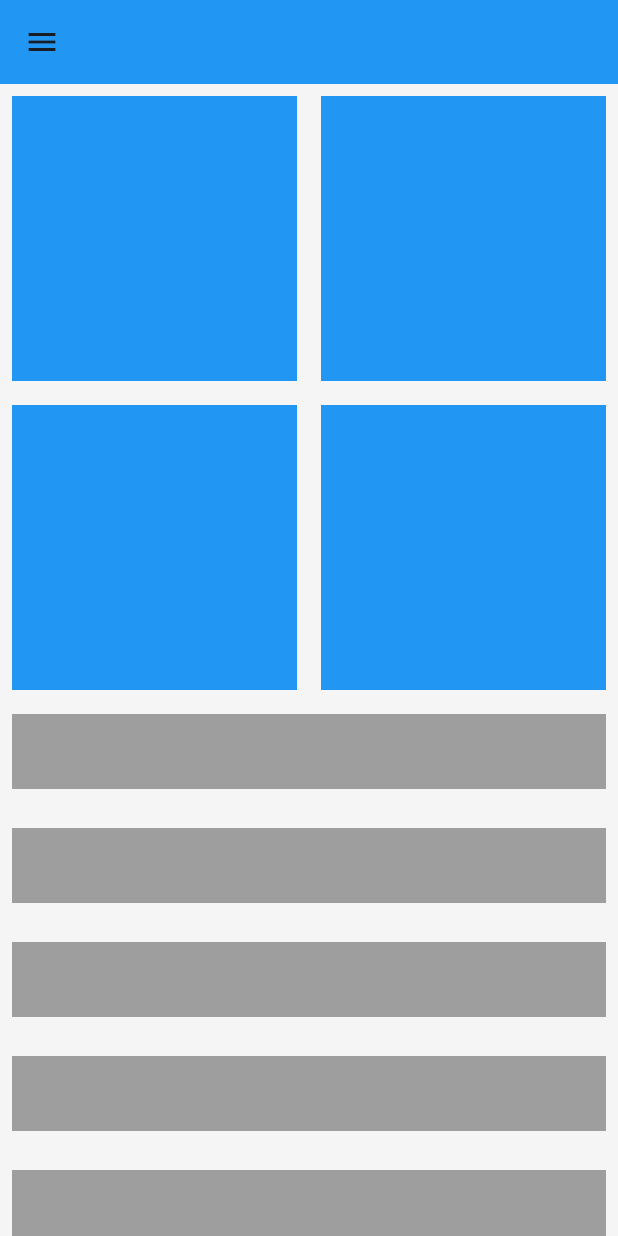
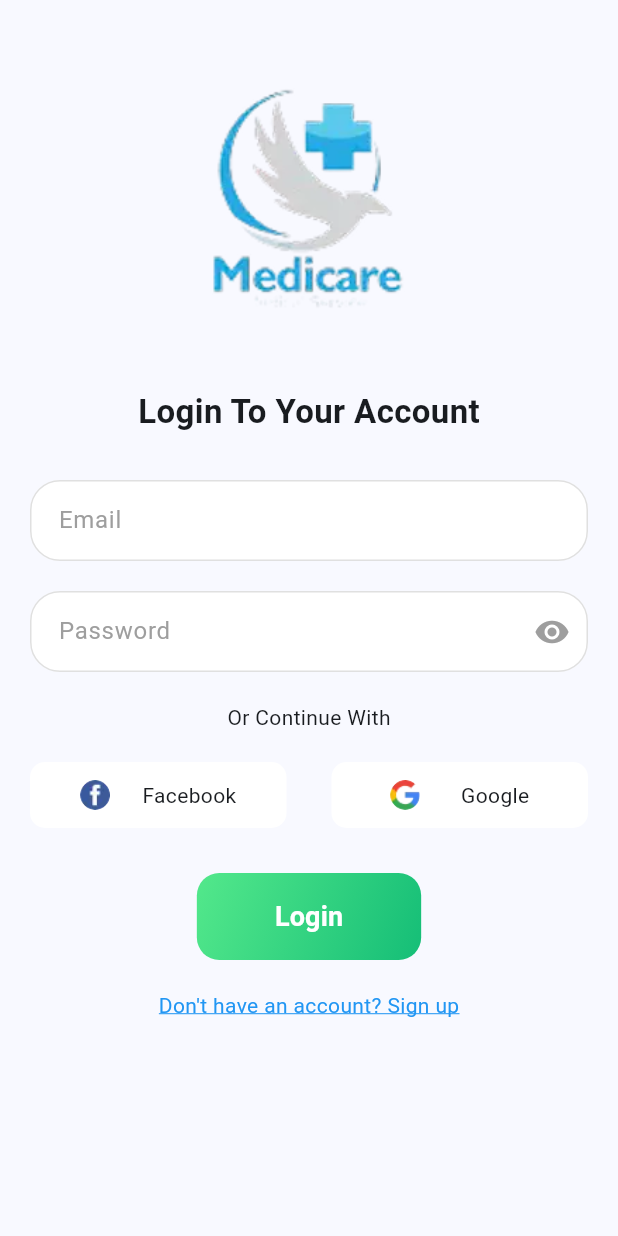
Before and after one commit to Mmust-Ihub/MediCare, a Flutter app: the screen it shows after launch, on a phone screen of 412 x 824 dp. Run offline on Flutter 3.47's test engine with Material 3 defaults, Android fonts, the phone set to English and light mode, and no system bars; drawn by our look-alikes of loader_overlay; our stand-ins replace fl_chart, syncfusion_flutter_charts.

Commit message:
dummy auth working

```diff
--- /dev/null
+++ b/frontend/devtools_options.yaml
@@ -0,0 +1,3 @@
+description: This file stores settings for Dart & Flutter DevTools.
+documentation: https://docs.flutter.dev/tools/devtools/extensions#configure-extension-enablement-states
+extensions:
--- /dev/null
+++ b/frontend/lib/components/input.dart
@@ -0,0 +1,73 @@
+import 'package:flutter/material.dart';
+
+class InputComponent extends StatefulWidget {
+  final bool? isObscured;
+  final String hintText;
+  final Widget? prefixIcon;
+  final bool? isPassword;
+  final TextInputType? keyboardType;
+  final TextEditingController controller;
+  const InputComponent(
+      {super.key,
+      this.isObscured,
+      required this.hintText,
+      required this.controller,
+      this.prefixIcon,
+      this.keyboardType,
+      this.isPassword});
+
+  @override
+  State<InputComponent> createState() => _InputComponentState();
+}
+
+class _InputComponentState extends State<InputComponent> {
+  late bool isObscured;
+  late bool isPassword;
+
+  @override
+  void initState() {
+    super.initState();
+    isObscured = widget.isPassword ?? false;
+    isPassword = widget.isPassword ?? false;
+  }
+
+
+
+  @override
+  Widget build(BuildContext context) {
+    return TextField(
+      controller:widget.controller,
+      keyboardType: widget.keyboardType ?? TextInputType.text,
+      obscureText: isObscured,
+      decoration: InputDecoration(
+          prefixIcon: widget.prefixIcon,
+          contentPadding: const EdgeInsets.all(15),
+          hintText: widget.hintText,
+          hintStyle: TextStyle(
+            color: Colors.grey.shade500,
+            fontSize: 16,
+          ),
+          filled: true,
+          fillColor: Colors.white,
+          enabledBorder: OutlineInputBorder(
+              borderSide: BorderSide(color: Colors.grey.shade300),
+              borderRadius: const BorderRadius.all(Radius.circular(20))),
+          focusedBorder: const OutlineInputBorder(
+            borderRadius: BorderRadius.all(Radius.circular(20)),
+            borderSide: BorderSide(color: Colors.blue),
+          ),
+          suffixIcon: isPassword
+              ? GestureDetector(
+                  onTap: () {
+                    setState(() {
+                      isObscured = !isObscured;
+                    });
+                  },
+                  child: isObscured
+                      ? Icon(Icons.visibility, color: Colors.grey.shade500)
+                      : Icon(Icons.visibility_off, color: Colors.grey.shade500),
+                )
+              : null),
+    );
+  }
+}
--- /dev/null
+++ b/frontend/lib/components/login_page.dart
@@ -0,0 +1,214 @@
+// ignore_for_file: use_build_context_synchronously
+
+import 'package:flutter/material.dart';
+import 'package:loader_overlay/loader_overlay.dart';
+import 'package:medicare/components/input.dart';
+import 'package:medicare/layout/hospital/hospital.dart';
+import 'package:medicare/layout/patient/patient.dart';
+import 'package:medicare/provider/providers.dart';
+import 'package:provider/provider.dart';
+
+class LoginPage extends StatefulWidget {
+  const LoginPage({super.key});
+
+  @override
+  State<LoginPage> createState() => _LoginPageState();
+}
+
+class _LoginPageState extends State<LoginPage> {
+  final TextEditingController email = TextEditingController();
+  final TextEditingController password = TextEditingController();
+  bool isObscured = true;
+  @override
+  Widget build(BuildContext context) {
+    return LoaderOverlay(
+      overlayColor: Colors.blue.withOpacity(0.1),
+      child: Consumer<Providers>(
+        builder: (BuildContext context, Providers value, Widget? child) {
+          value.isLoading
+              ? context.loaderOverlay.show()
+              : context.loaderOverlay.hide();
+
+          final Providers provider = context.read<Providers>();
+
+          return Padding(
+            padding: const EdgeInsets.all(20),
+            child: Column(children: [
+              SizedBox(
+                width: double.infinity,
+                height: 270,
+                child: Column(
+                    mainAxisAlignment: MainAxisAlignment.spaceBetween,
+                    children: [
+                      Container(
+                        height: 215,
+                        width: 200,
+                        decoration: const BoxDecoration(
+                          image: DecorationImage(
+                            image: AssetImage('assets/images/logo.webp'),
+                            fit: BoxFit.cover,
+                          ),
+                        ),
+                      ),
+                      const Text(
+                        "Login To Your Account",
+                        style: TextStyle(
+                          fontSize: 22,
+                          fontWeight: FontWeight.bold,
+                        ),
+                      )
+                    ]),
+              ),
+              const SizedBox(height: 30),
+              InputComponent(
+                hintText: 'Email',
+                controller: email,
+              ),
+              const SizedBox(height: 20),
+              InputComponent(
+                hintText: 'Password',
+                isPassword: true,
+                controller: password,
+              ),
+              const SizedBox(height: 20),
+              const Row(
+                mainAxisAlignment: MainAxisAlignment.spaceAround,
+                children: [
+                  Divider(
+                    thickness: 2,
+                    color: Colors.black,
+                    height: 5,
+                  ),
+                  Text('Or Continue With'),
+                  Divider(
+                    thickness: 2,
+                    color: Colors.black,
+                    height: 5,
+                  ),
+                ],
+              ),
+              const SizedBox(height: 20),
+              Row(
+                children: [
+                  Expanded(
+                    child: Container(
+                      padding: const EdgeInsets.all(12.0),
+                      decoration: const BoxDecoration(
+                        color: Colors.white,
+                        borderRadius: BorderRadius.all(Radius.circular(10)),
+                      ),
+                      child: Row(
+                          mainAxisAlignment: MainAxisAlignment.spaceEvenly,
+                          children: [
+                            Container(
+                              height: 20,
+                              width: 20,
+                              decoration: const BoxDecoration(
+                                shape: BoxShape.circle,
+                                image: DecorationImage(
+                                  image:
+                                      AssetImage('assets/images/facebook.webp'),
+                                  fit: BoxFit.cover,
+                                ),
+                              ),
+                            ),
+                            const Text("Facebook")
+                          ]),
+                    ),
+                  ),
+                  const SizedBox(width: 30),
+                  Expanded(
+                    child: Container(
+                      padding: const EdgeInsets.all(12.0),
+                      decoration: const BoxDecoration(
+                        color: Colors.white,
+                        borderRadius: BorderRadius.all(Radius.circular(10)),
+                      ),
+                      child: Row(
+                          mainAxisAlignment: MainAxisAlignment.spaceEvenly,
+                          children: [
+                            Container(
+                              height: 20,
+                              width: 20,
+                              decoration: const BoxDecoration(
+                                shape: BoxShape.circle,
+                                image: DecorationImage(
+                                  image:
+                                      AssetImage('assets/images/google.webp'),
+                                  fit: BoxFit.cover,
+                                ),
+                              ),
+                            ),
+                            const Text("Google")
+                          ]),
+                    ),
+                  ),
+                ],
+              ),
+              const SizedBox(height: 30),
+              Container(
+                padding:
+                    const EdgeInsets.symmetric(horizontal: 40.0, vertical: 5),
+                decoration: const BoxDecoration(
+                  borderRadius: BorderRadius.all(Radius.circular(15)),
+                  gradient: LinearGradient(
+                    begin: Alignment.topLeft,
+                    end: Alignment.bottomRight,
+                    colors: [
+                      Color(0xFF53E88B),
+                      Color(0xFF15BE77),
+                    ],
+                  ),
+                ),
+                child: TextButton(
+                  onPressed: () async {
+                    if (email.text.trim().isEmpty ||
+                        password.text.trim().isEmpty) return;
+                    UserType? usertype = await provider.auth(email.text);
+
+                    if (usertype == null) return;
+
+                    if (usertype == UserType.hospital) {
+                      Navigator.of(context).pushReplacement(
+                        MaterialPageRoute(
+                            builder: (context) => const Hospital()),
+                      );
+                    } else if (usertype == UserType.patient) {
+                      Navigator.of(context).pushReplacement(
+                        MaterialPageRoute(
+                            builder: (context) => const Patient()),
+                      );
+                    }
+                  },
+                  child: const Text(
+                    "Login",
+                    style: TextStyle(
+                        color: Colors.white,
+                        fontSize: 18,
+                        fontWeight: FontWeight.bold),
+                  ),
+                ),
+              ),
+              const SizedBox(height: 20),
+              GestureDetector(
+                onTap: () {
+                  // Navigator.of(context).pushReplacement(MaterialPageRoute(
+                  //     maintainState: false,
+                  //     builder: (context) => const SignupPage()));
+                },
+                child: const Text(
+                  "Don't have an account? Sign up",
+                  style: TextStyle(
+                    color: Colors.blue,
+                    decoration: TextDecoration.underline,
+                    decorationColor: Colors.blue,
+                  ),
+                ),
+              ),
+            ]),
+          );
+        },
+      ),
+    );
+  }
+}
--- /dev/null
+++ b/frontend/lib/layout/hospital/hospital.dart
@@ -0,0 +1,22 @@
+import 'package:flutter/material.dart';
+import 'package:medicare/layout/hospital/desktop_scaffold.dart';
+import 'package:medicare/layout/hospital/hospital_responsive_layout.dart';
+import 'package:medicare/layout/hospital/mobile_scaffold.dart';
+import 'package:medicare/layout/hospital/tablet_scaffold.dart';
+
+class Hospital extends StatefulWidget {
+  const Hospital({super.key});
+
+  @override
+  State<Hospital> createState() => _HospitalState();
+}
+
+class _HospitalState extends State<Hospital> {
+  @override
+  Widget build(BuildContext context) {
+    return const HospitalResponsiveLayout(
+          mobileScaffold: MobileScaffold(),
+          tabletScaffold: TabletScaffold(),
+          desktopScaffold: DesktopScaffold());
+  }
+}
--- /dev/null
+++ b/frontend/lib/layout/patient/patient.dart
@@ -0,0 +1,23 @@
+import 'package:flutter/material.dart';
+import 'package:medicare/responsive/desktop_scaffold.dart';
+import 'package:medicare/responsive/mobile_scaffold.dart';
+import 'package:medicare/responsive/responsive_layout.dart';
+import 'package:medicare/responsive/tablet_scaffold.dart';
+
+class Patient extends StatefulWidget {
+  const Patient({super.key});
+
+  @override
+  State<Patient> createState() => _PatientState();
+}
+
+class _PatientState extends State<Patient> {
+  @override
+  Widget build(BuildContext context) {
+    return const ResponsiveLayout(
+       mobileScaffold: MobileScaffold(),
+          tabletScaffold: TabletScaffold(),
+          desktopScaffold: DesktopScaffold()
+    );
+  }
+}
--- a/frontend/lib/main.dart
+++ b/frontend/lib/main.dart
@@ -1,11 +1,16 @@
 import 'package:flutter/material.dart';
-import 'package:medicare/layout/hospital/desktop_scaffold.dart';
-import 'package:medicare/layout/hospital/hospital_responsive_layout.dart';
-import 'package:medicare/layout/hospital/mobile_scaffold.dart';
-import 'package:medicare/layout/hospital/tablet_scaffold.dart';
+import 'package:medicare/provider/providers.dart';
+import 'package:medicare/screens/authentication.dart';
+import 'package:provider/provider.dart';
+
 
 void main() {
-  runApp(const MyApp());
+  runApp(MultiProvider(
+      providers: [
+        ChangeNotifierProvider(create: (_) => Providers()),
+      ],
+      child: const MyApp(),
+    ),);
 }
 
 class MyApp extends StatelessWidget {
@@ -20,10 +25,7 @@ class MyApp extends StatelessWidget {
         colorScheme: ColorScheme.fromSeed(seedColor: Colors.blue),
         useMaterial3: true,
       ),
-      home: const HospitalResponsiveLayout(
-          mobileScaffold: MobileScaffold(),
-          tabletScaffold: TabletScaffold(),
-          desktopScaffold: DesktopScaffold()),
+      home: const Authentication() ,
     );
   }
 }
--- /dev/null
+++ b/frontend/lib/provider/providers.dart
@@ -0,0 +1,64 @@
+import 'package:flutter/material.dart';
+
+class Providers with ChangeNotifier {
+  final UserType _usertype = UserType.patient;
+
+  bool _isLoading = false;
+
+  bool get isLoading => _isLoading;
+
+  UserType get usertype => _usertype;
+
+  Future<UserType?> auth(String email) async {
+    _isLoading = true;
+    notifyListeners();
+
+
+    UserType? result;
+
+    if (email == "patient@gmail.com") {
+      result = UserType.patient;
+    } else if (email == "hospital@gmail.com") {
+      result = UserType.hospital;
+    } else if (email == "doctor@gmail.com") {
+      result = UserType.doctor;
+    } else if (email == "admin@gmail.com") {
+      result = UserType.admin;
+    } else {
+      result = null;
+    }
+
+    await Future.delayed(const Duration(seconds: 5), () => UserType.patient);
+
+    _isLoading = false;
+    notifyListeners();
+
+    return result;
+  }
+
+  Future<void> loading() async {
+    _isLoading = true;
+    notifyListeners();
+
+    await Future.delayed(
+      const Duration(seconds: 5),
+    );
+
+    _isLoading = false;
+    notifyListeners();
+  }
+
+  Future<void> addRecord() async {
+    _isLoading = true;
+    notifyListeners();
+
+    await Future.delayed(
+      const Duration(seconds: 5),
+    );
+
+    _isLoading = false;
+    notifyListeners();
+  }
+}
+
+enum UserType { doctor, patient, hospital, admin }
--- /dev/null
+++ b/frontend/lib/screens/authentication.dart
@@ -0,0 +1,39 @@
+import 'package:flutter/material.dart';
+import 'package:medicare/components/login_page.dart';
+
+class Authentication extends StatefulWidget {
+  const Authentication({super.key});
+
+  @override
+  State<Authentication> createState() => _AuthenticationState();
+}
+
+class _AuthenticationState extends State<Authentication> {
+  @override
+  Widget build(BuildContext context) {
+    return LayoutBuilder(builder: (contect, constraint) {
+      return Scaffold(
+        body: SafeArea(
+          child: constraint.maxWidth < 426
+              ? const SingleChildScrollView(child: LoginPage())
+              : Row(children: [
+                  Expanded(
+                    child: Container(
+                      decoration: const BoxDecoration(
+                        image: DecorationImage(
+                            image: AssetImage("assets/images/doctor_3.webp")),
+                      ),
+                      // color:Colors.blue,
+                    ),
+                  ),
+                  Expanded(
+                    child: Container(
+                        padding: const EdgeInsets.symmetric(horizontal: 30),
+                        child: const LoginPage()),
+                  ),
+                ]),
+        ),
+      );
+    });
+  }
+}
--- a/frontend/pubspec.yaml
+++ b/frontend/pubspec.yaml
@@ -37,6 +37,8 @@ dependencies:
   cupertino_icons: ^1.0.8
   syncfusion_flutter_charts: ^28.2.5+1
   fl_chart: ^0.55.2
+  provider: ^6.1.2
+  loader_overlay: ^4.0.4+1
 
 dev_dependencies:
   flutter_test:
@@ -61,8 +63,8 @@ flutter:
   uses-material-design: true
 
   # To add assets to your application, add an assets section, like this:
-  # assets:
-  #   - images/a_dot_burr.jpeg
+  assets:
+    - assets/images/
   #   - images/a_dot_ham.jpeg
 
   # An image asset can refer to one or more resolution-specific "variants", see
```
Also changed, not shown: frontend/assets/images/doctor.webp (added), frontend/assets/images/doctor_1.webp (added), frontend/assets/images/doctor_2.webp (added), frontend/assets/images/doctor_3.webp (added), frontend/assets/images/facebook.webp (added), frontend/assets/images/google.webp (added), frontend/assets/images/logo.webp (added), frontend/lib/components/login.dart (added), frontend/pubspec.lock.
